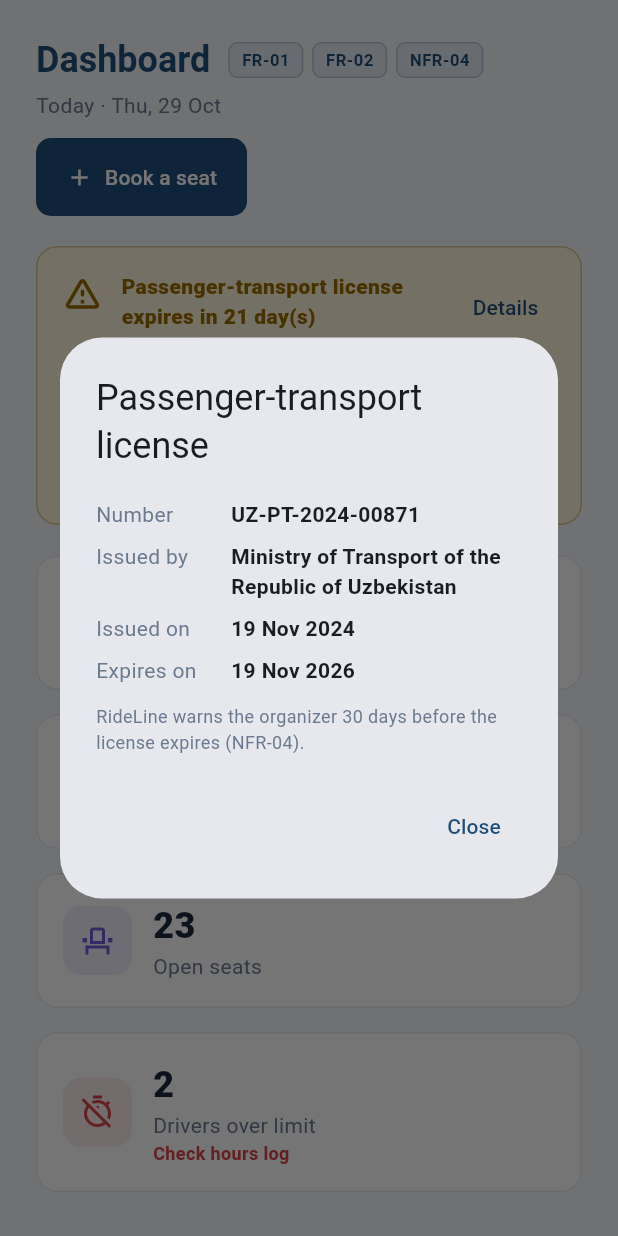
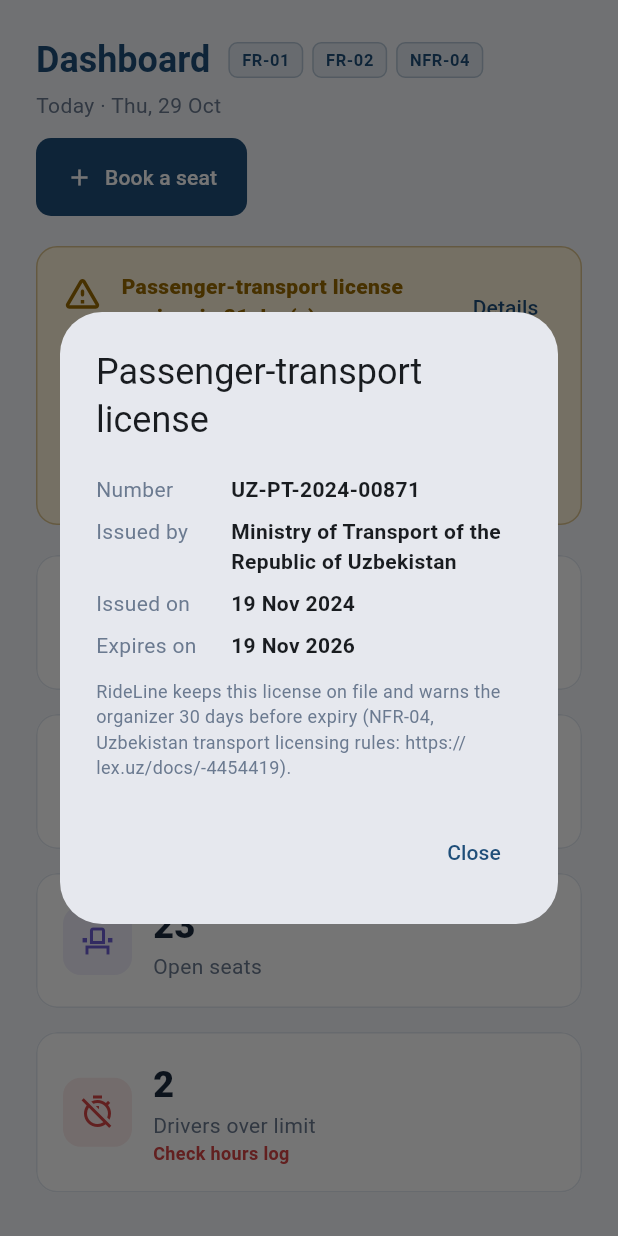
Before and after one commit to Nozimjon007/Software_pm, a Flutter app: the DashboardScreen widget shown alone on an empty page, opened directly, after a tap on "Details", on a phone screen of 412 x 824 dp. Run offline on Flutter 3.47's test engine with Material 3 defaults, Android fonts, the phone set to English and light mode, and no system bars; our stand-ins replace flutter_map, latlong2.

Commit message:
Add Uzbekistan legal reference for license compliance
Co-authored-by: Nozimjon007 <179709690+Nozimjon007@users.noreply.github.com>

```diff
--- a/lib/models/transport_license.dart
+++ b/lib/models/transport_license.dart
@@ -7,6 +7,9 @@ class TransportLicense {
 
   /// Warn the organizer this many days before expiry.
   static const int warningDays = 30;
+
+  /// Uzbekistan passenger-transport licensing rules.
+  static const String legalReferenceUrl = 'https://lex.uz/docs/-4454419';
 
   const TransportLicense({
     required this.number,
--- a/lib/screens/dashboard_screen.dart
+++ b/lib/screens/dashboard_screen.dart
@@ -149,7 +149,8 @@ class DashboardScreen extends StatelessWidget {
             _kv('Expires on', Fmt.date(license.expiresOn)),
             const SizedBox(height: 8),
             const Text(
-              'RideLine warns the organizer 30 days before the license expires (NFR-04).',
+              'RideLine keeps this license on file and warns the organizer 30 days before expiry '
+              '(NFR-04, Uzbekistan transport licensing rules: ${TransportLicense.legalReferenceUrl}).',
               style: TextStyle(color: AppColors.textMuted, fontSize: 12),
             ),
           ],
```
Also changed, not shown: 1 other file.
